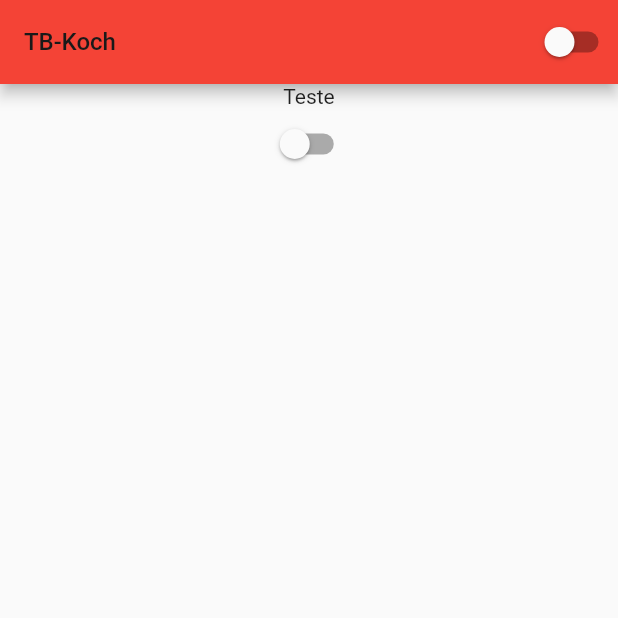
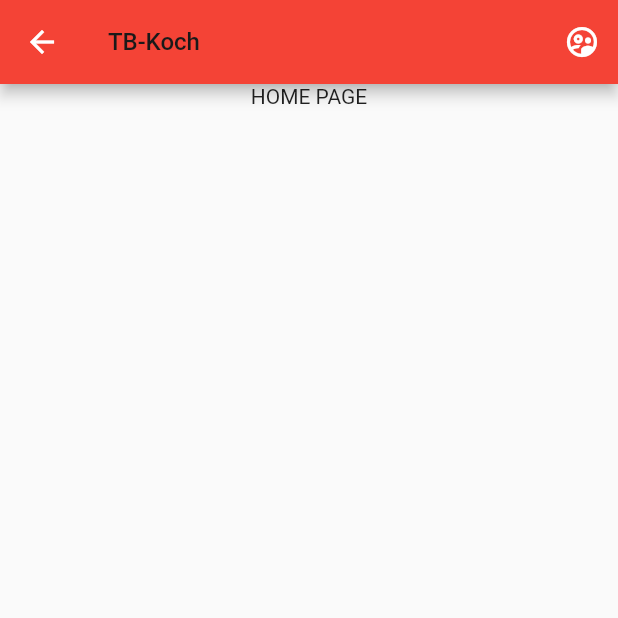
Before and after one commit to PauloHenrique-UFPI/TB_Koch, a Flutter app: the screen it shows after launch, on a phone screen of 412 x 824 dp, the top half of it. Run offline on Flutter 3.47's test engine with Material 2 defaults, Android fonts, the phone set to English and light mode, and no system bars.

Commit message:
ultimas atualizações

```diff
--- a/tb_koch/lib/app_widget.dart
+++ b/tb_koch/lib/app_widget.dart
@@ -2,6 +2,7 @@ import 'package:flutter/material.dart';
 import 'package:koch_app/app_controler.dart';
 
 import 'home_page.dart';
+import 'login_page.dart';
 
 class AppWidget extends StatelessWidget {
 
@@ -17,8 +18,13 @@ class AppWidget extends StatelessWidget {
           brightness: AppController.instance.temaDaAplicacao
             ? Brightness.dark
             : Brightness.light,
-          ),
-        home: HomePage(),
+        ),
+
+        initialRoute: '/home',
+        routes: {
+        '/': (context) => LoginPage(),
+        '/home': (context) => HomePage(),
+       },
       );
      },);
   }
--- a/tb_koch/lib/home_page.dart
+++ b/tb_koch/lib/home_page.dart
@@ -20,8 +20,9 @@ class HomePageState extends State<HomePage> {
         'TB-Koch',
         style: TextStyle(fontSize: 16.0, color: Color.fromARGB(255, 26, 25, 25)),),
 
-      actions: [
-        Customizavel(),
+      actions: <Widget>[
+        IconButton(icon: Icon(Icons.supervised_user_circle_outlined), onPressed: () {}),
+        //Customizavel(),
       ],
 
     ),
@@ -33,8 +34,7 @@ class HomePageState extends State<HomePage> {
 
       child:  Column(
         children: [
-          Text('Teste'),
-          Customizavel(),
+          Text('HOME PAGE'),
 
         ],
 
--- a/tb_koch/pubspec.yaml
+++ b/tb_koch/pubspec.yaml
@@ -60,9 +60,8 @@ flutter:
   uses-material-design: true
 
   # To add assets to your application, add an assets section, like this:
-  # assets:
-  #   - images/a_dot_burr.jpeg
-  #   - images/a_dot_ham.jpeg
+  assets:
+    - assets/images/LOGO_TB_KOCH.png
 
   # An image asset can refer to one or more resolution-specific "variants", see
   # https://flutter.dev/assets-and-images/#resolution-aware
```
Also changed, not shown: tb_koch/lib/block_button.dart (added, +40 -0 lines), tb_koch/lib/login_page.dart (added, +94 -0 lines), tb_koch/assets/images/LOGO_TB_KOCH.png (added), tb_koch/lib/profile_page.dart (added).
